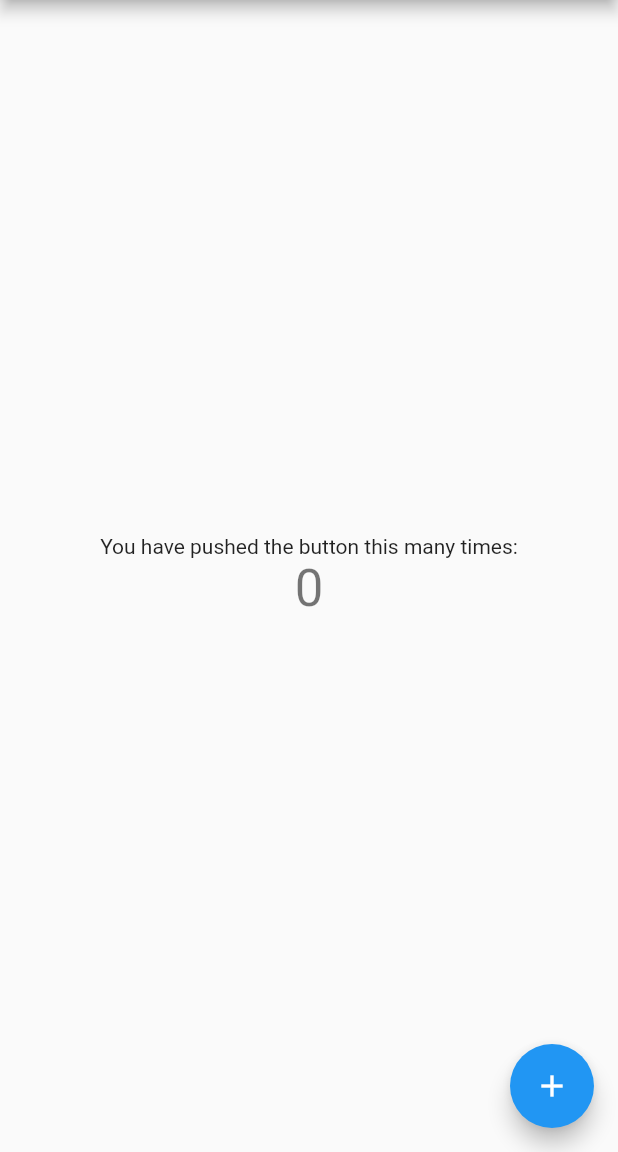
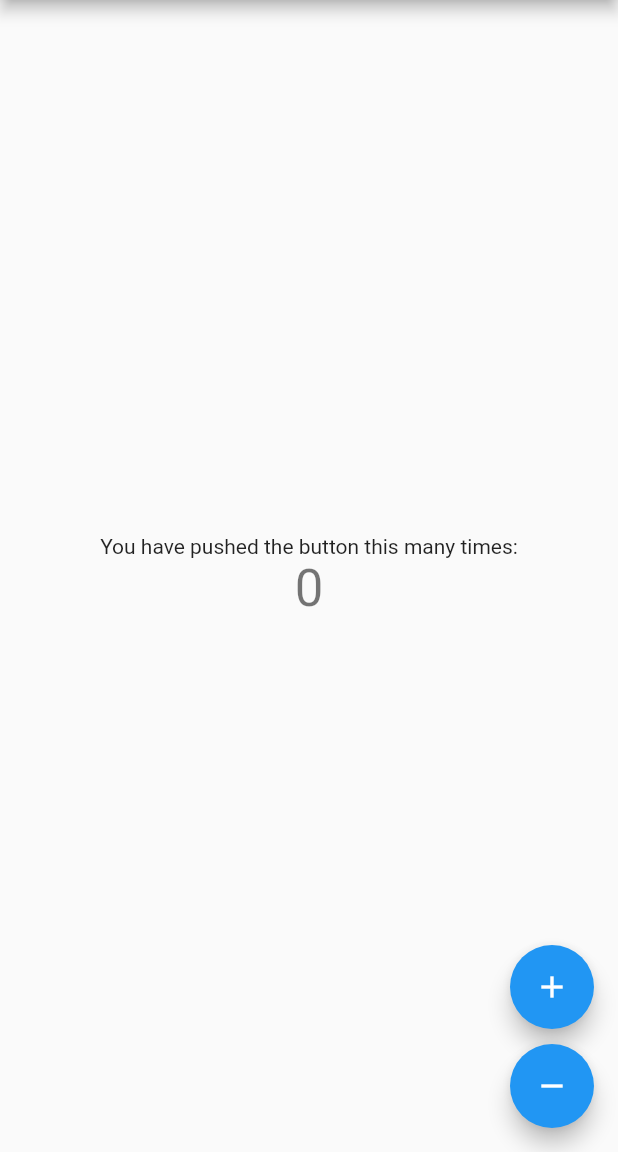
Before and after one commit to fekz115/flutter_sandbox, a Flutter app: the screen it shows after launch, on a phone screen of 412 x 824 dp, the part 84-1236 px from its top. Run offline on Flutter 3.47's test engine with Material 2 defaults, Android fonts, the phone set to English and light mode, and no system bars.

Commit message:
Initial changes

```diff
--- a/lib/main.dart
+++ b/lib/main.dart
@@ -5,25 +5,12 @@ void main() {
 }
 
 class MyApp extends StatelessWidget {
-  // This widget is the root of your application.
   @override
   Widget build(BuildContext context) {
     return MaterialApp(
       title: 'Flutter Demo',
       theme: ThemeData(
-        // This is the theme of your application.
-        //
-        // Try running your application with "flutter run". You'll see the
-        // application has a blue toolbar. Then, without quitting the app, try
-        // changing the primarySwatch below to Colors.green and then invoke
-        // "hot reload" (press "r" in the console where you ran "flutter run",
-        // or simply save your changes to "hot reload" in a Flutter IDE).
-        // Notice that the counter didn't reset back to zero; the application
-        // is not restarted.
         primarySwatch: Colors.blue,
-        // This makes the visual density adapt to the platform that you run
-        // the app on. For desktop platforms, the controls will be smaller and
-        // closer together (more dense) than on mobile platforms.
         visualDensity: VisualDensity.adaptivePlatformDensity,
       ),
       home: MyHomePage(title: 'Flutter Demo Home Page'),
@@ -33,15 +20,6 @@ class MyApp extends StatelessWidget {
 
 class MyHomePage extends StatefulWidget {
   MyHomePage({Key key, this.title}) : super(key: key);
-
-  // This widget is the home page of your application. It is stateful, meaning
-  // that it has a State object (defined below) that contains fields that affect
-  // how it looks.
-
-  // This class is the configuration for the state. It holds the values (in this
-  // case the title) provided by the parent (in this case the App widget) and
-  // used by the build method of the State. Fields in a Widget subclass are
-  // always marked "final".
 
   final String title;
 
@@ -54,47 +32,24 @@ class _MyHomePageState extends State<MyHomePage> {
 
   void _incrementCounter() {
     setState(() {
-      // This call to setState tells the Flutter framework that something has
-      // changed in this State, which causes it to rerun the build method below
-      // so that the display can reflect the updated values. If we changed
-      // _counter without calling setState(), then the build method would not be
-      // called again, and so nothing would appear to happen.
       _counter++;
+    });
+  }
+
+  void _decrementCounter() {
+    setState(() {
+      _counter--;
     });
   }
 
   @override
   Widget build(BuildContext context) {
-    // This method is rerun every time setState is called, for instance as done
-    // by the _incrementCounter method above.
-    //
-    // The Flutter framework has been optimized to make rerunning build methods
-    // fast, so that you can just rebuild anything that needs updating rather
-    // than having to individually change instances of widgets.
     return Scaffold(
       appBar: AppBar(
-        // Here we take the value from the MyHomePage object that was created by
-        // the App.build method, and use it to set our appbar title.
         title: Text(widget.title),
       ),
       body: Center(
-        // Center is a layout widget. It takes a single child and positions it
-        // in the middle of the parent.
         child: Column(
-          // Column is also a layout widget. It takes a list of children and
-          // arranges them vertically. By default, it sizes itself to fit its
-          // children horizontally, and tries to be as tall as its parent.
-          //
-          // Invoke "debug painting" (press "p" in the console, choose the
-          // "Toggle Debug Paint" action from the Flutter Inspector in Android
-          // Studio, or the "Toggle Debug Paint" command in Visual Studio Code)
-          // to see the wireframe for each widget.
-          //
-          // Column has various properties to control how it sizes itself and
-          // how it positions its children. Here we use mainAxisAlignment to
-          // center the children vertically; the main axis here is the vertical
-          // axis because Columns are vertical (the cross axis would be
-          // horizontal).
           mainAxisAlignment: MainAxisAlignment.center,
           children: <Widget>[
             Text(
@@ -107,11 +62,24 @@ class _MyHomePageState extends State<MyHomePage> {
           ],
         ),
       ),
-      floatingActionButton: FloatingActionButton(
-        onPressed: _incrementCounter,
-        tooltip: 'Increment',
-        child: Icon(Icons.add),
-      ), // This trailing comma makes auto-formatting nicer for build methods.
+      floatingActionButton: Column(
+        mainAxisAlignment: MainAxisAlignment.end,
+        children: <Widget>[
+          FloatingActionButton(
+            onPressed: _incrementCounter,
+            tooltip: 'Increment',
+            child: Icon(Icons.add),
+          ),
+          SizedBox(
+            height: 10,
+          ),
+          FloatingActionButton(
+            onPressed: _decrementCounter,
+            tooltip: 'Decrement',
+            child: Icon(Icons.remove),
+          ),
+        ],
+      ),
     );
   }
 }
```
